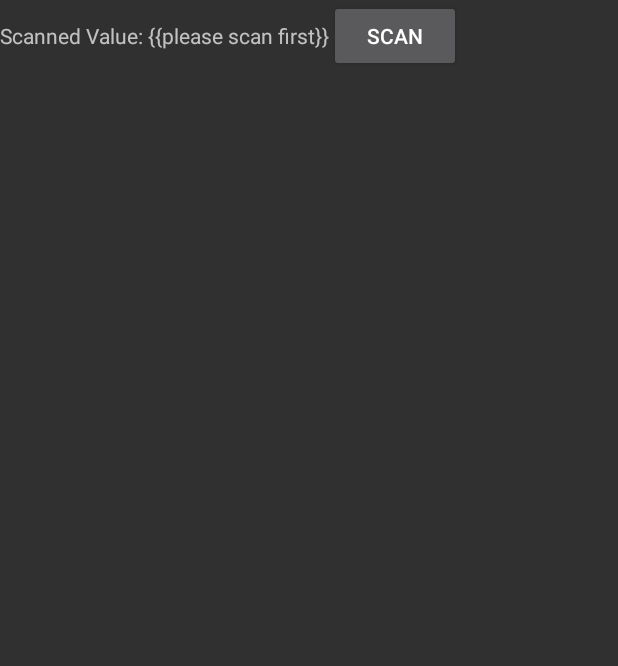
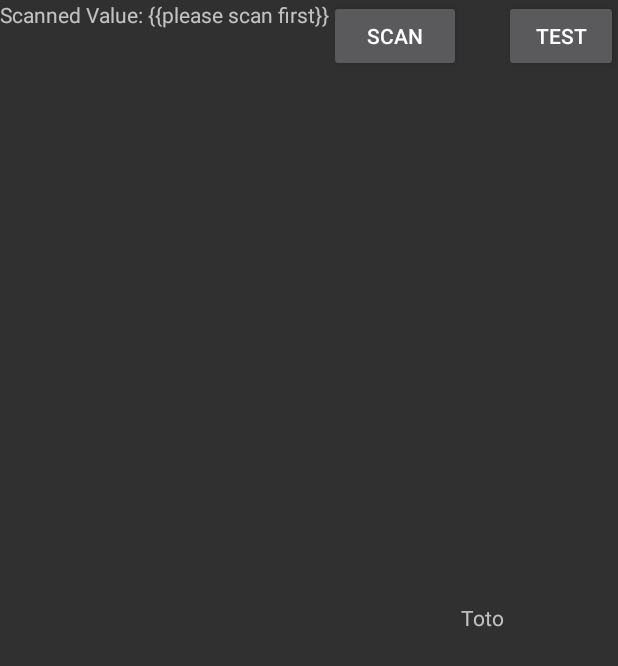
Before and after one commit to CVhp/Foodlog, an Android app: the screen it shows after launch (BarrecodeMainActivity), on a phone screen of 412 x 824 dp. Shown: the top 666 px of the screen. Run offline under Robolectric (Android 15) with nearby library versions, the phone set to English and light mode, and no system bars; libraries missing offline, so code that uses them is left out: com.facebook.stetho; 1 statement that could not run was skipped.

Commit message:
Liaison scanner code barre API Open Food facts

```diff
--- a/app/src/main/java/fr/epf/foodlog/Common/Common.kt
+++ b/app/src/main/java/fr/epf/foodlog/Common/Common.kt
@@ -1,7 +1,7 @@
 package fr.epf.foodlog.Common
 
 import fr.epf.foodlogsprint.remote.ClientAPI
-import fr.epf.foodlogsprint1.remote.RetrofitClient
+import fr.epf.foodlog.Remote.RetrofitClient
 
 object Common {
     val BASE_URL = "https://foodlog.min.epf.fr/api/"
--- /dev/null
+++ b/app/src/main/java/fr/epf/foodlog/Common/CommonOFF.kt
@@ -0,0 +1,14 @@
+package fr.epf.foodlog.Common
+
+import fr.epf.foodlog.barecode.OpenFoodFactsAPI
+import fr.epf.foodlogsprint.remote.ClientAPI
+import fr.epf.foodlog.Remote.RetrofitClient
+
+object CommonOFF {
+
+    val BASE_URL = "https://world.openfoodfacts.org/api/v0/"
+
+    val api: OpenFoodFactsAPI
+        get() = RetrofitClient.getClient(BASE_URL).create(OpenFoodFactsAPI::class.java)
+
+}
--- a/app/src/main/java/fr/epf/foodlog/LoadingActivities/SignInActivity.kt
+++ b/app/src/main/java/fr/epf/foodlog/LoadingActivities/SignInActivity.kt
@@ -54,6 +54,7 @@ class SignInActivity : AppCompatActivity() {
 
         mService.loginUser(email, password)
             .enqueue(object : Callback<ClientAuth> {
+
                 override fun onFailure(call: Call<ClientAuth>?, t: Throwable?) {
                     Toast.makeText(this@SignInActivity, t!!.message, Toast.LENGTH_SHORT).show()
                 }
--- /dev/null
+++ b/app/src/main/java/fr/epf/foodlog/barecode/OpenFoodFactsAPI.kt
@@ -0,0 +1,11 @@
+package fr.epf.foodlog.barecode
+
+import retrofit2.Call
+import retrofit2.http.GET
+import retrofit2.http.Path
+
+
+interface OpenFoodFactsAPI {
+    @GET("produit/{idProduct}.json")
+    fun loadAPIResponse(@Path("idProduct") idProduct: String?): Call<APIResponse>
+}
--- a/app/src/main/res/layout/activity_barrecode_main.xml
+++ b/app/src/main/res/layout/activity_barrecode_main.xml
@@ -8,6 +8,9 @@
     tools:context=".barecode.BarrecodeMainActivity"
     android:padding="0dp"    >
 
+    <LinearLayout
+        android:layout_width="wrap_content"
+        android:layout_height="match_parent">
     <TextView
         android:layout_width="wrap_content"
         android:layout_height="wrap_content"
@@ -21,6 +24,8 @@
         android:id="@+id/txtValue"
         app:layout_constraintLeft_toRightOf="@id/txtValueLabel"
         />
+
+    </LinearLayout>
     <Button
         android:layout_width="wrap_content"
         android:layout_height="wrap_content"
@@ -28,5 +33,19 @@
         android:text="Scan"
         app:layout_constraintTop_toBottomOf="@id/txtValueLabel"
         />
+    <TextView
+        android:layout_width="wrap_content"
+        android:layout_height="wrap_content"
+        android:layout_gravity="center"
+        android:text="Toto"
+        android:id="@+id/txt_result"/>
+
+    <Button
+        android:id="@+id/btnTest2"
+        android:layout_width="wrap_content"
+        android:layout_height="wrap_content"
+        android:text="Test"
+        app:layout_constraintTop_toBottomOf="@id/txtValueLabel" />
+
 
 </LinearLayout>
```
Also changed, not shown: app/src/main/java/fr/epf/foodlog/Remote/RetrofitClient.kt (+3 -4 lines), app/src/main/java/fr/epf/foodlog/barecode/APIResponse.kt (added, +9 -0 lines), app/src/main/java/fr/epf/foodlog/barecode/BarrecodeActivity.kt (+12 -1 lines), app/src/main/java/fr/epf/foodlog/barecode/BarrecodeMainActivity.kt (+33 -1 lines), app/src/main/java/fr/epf/foodlog/barecode/KtApplication.kt (+14 -3 lines), app/src/main/java/fr/epf/foodlog/barecode/ProductOFF.kt (added, +12 -0 lines), app/src/main/res/layout/activity_barrecode.xml (+9 -2 lines).
